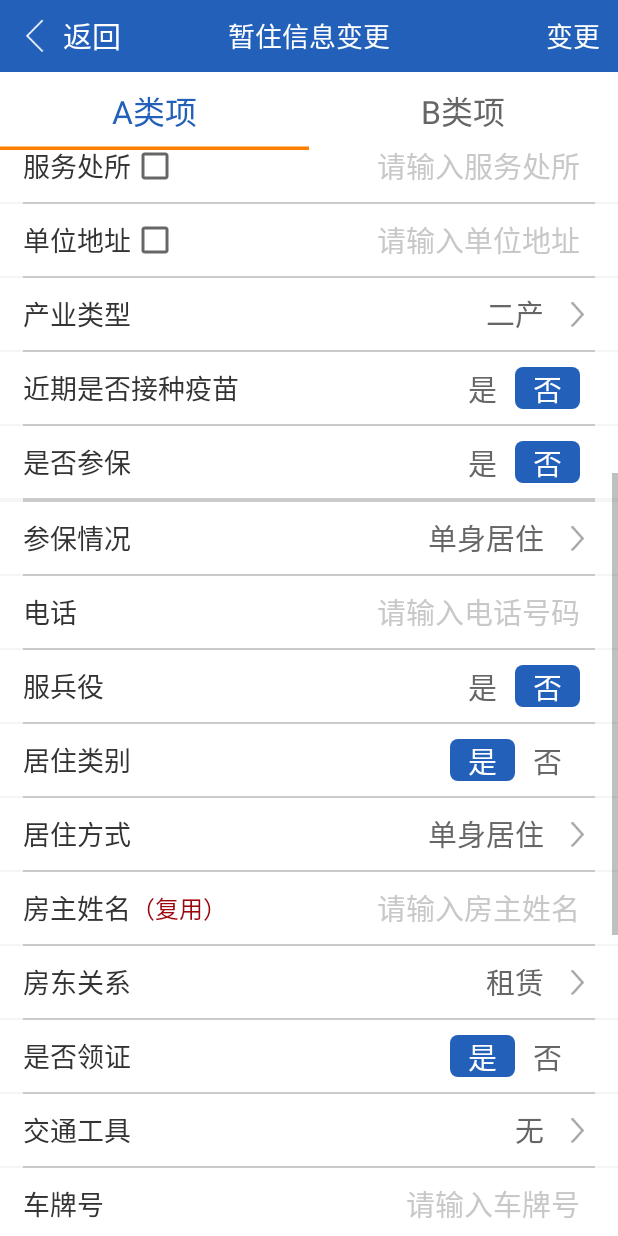
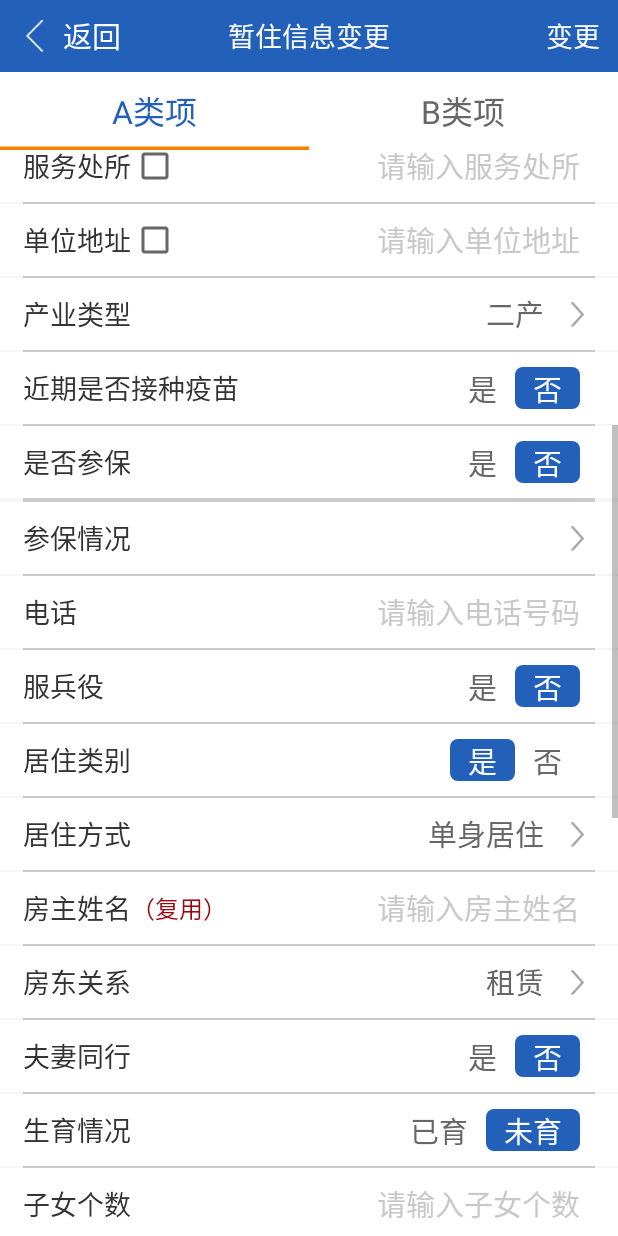
Before and after one commit to Frank628/PopulationInfo_Android, an Android app: the HandleIDActivity screen opened directly, with no data from a screen before it, scrolled down 506 dp, on a phone screen of 412 x 824 dp. Run offline under Robolectric (Android 15) with nearby library versions, the phone set to English and light mode, and no system bars.

Commit message:
20161109凌晨家中提交

```diff
--- a/populationInfo_Android/src/main/java/com/jinchao/population/config/Constants.java
+++ b/populationInfo_Android/src/main/java/com/jinchao/population/config/Constants.java
@@ -68,5 +68,6 @@
 	public static final String[] LAODONGHETONGQIANDING={"未签","一年以下","一年及以上"};
 	public static final String[] HUYUZHENGMING={"全国婚育证明","本地管理服务卡","无"};
 	public static final String[] CANBAOZHONGLEI={"养老","医疗","失业","工伤","生育","农保"};
+    public static final String[] GUANXIREN={"配偶","子女","父母","兄弟姐妹","其他"};
 	public static final String IS_FROM_REALPOPULATION="IS_FROM_REALPOPULATION";//是否来自实有人口
 }
--- a/populationInfo_Android/src/main/res/layout/layout_handle_a.xml
+++ b/populationInfo_Android/src/main/res/layout/layout_handle_a.xml
@@ -343,6 +343,7 @@
                 android:hint="请输入室号"
                 android:textColorHint="@color/title4"
                 android:background="@color/white"
+                android:maxLength="4"
                 android:singleLine="true"
                 android:paddingRight="10dp"
                 android:inputType="number"
@@ -384,6 +385,7 @@
                 android:textColorHint="@color/title4"
                 android:background="@color/white"
                 android:inputType="text"
+                android:maxLength="25"
                 android:singleLine="true"
                 android:paddingRight="10dp"
                 />
@@ -450,7 +452,7 @@
                 android:textColor="@color/title1"
                 android:gravity="center_vertical"
                 android:layout_centerVertical="true"
-                android:text="暂住事由"
+                android:text="居住事由"
                 />
             <TextView
                 android:id="@+id/tv_zanzhushiyou"
@@ -503,6 +505,7 @@
                 android:background="@color/white"
                 android:inputType="text"
                 android:singleLine="true"
+                android:maxLength="25"
                 android:paddingRight="10dp"
                 />
         </RelativeLayout>
@@ -542,6 +545,7 @@
                 android:textColorHint="@color/title4"
                 android:background="@color/white"
                 android:inputType="text"
+                android:maxLength="25"
                 android:singleLine="true"
                 android:paddingRight="10dp"
                 />
@@ -778,7 +782,6 @@
                 android:singleLine="true"
                 android:drawableRight="@drawable/ico_search_next"
                 android:drawablePadding="10dp"
-                android:text="单身居住"
                 />
         </RelativeLayout>
         <View
@@ -816,7 +819,8 @@
                 android:hint="请输入电话号码"
                 android:textColorHint="@color/title4"
                 android:background="@color/white"
-                android:inputType="phone"
+                android:inputType="number"
+                android:maxLength="12"
                 android:singleLine="true"
                 android:paddingRight="10dp"
                 />
@@ -1026,6 +1030,7 @@
                 android:textColorHint="@color/title4"
                 android:background="@color/white"
                 android:inputType="text"
+                android:maxLength="30"
                 android:singleLine="true"
                 android:paddingRight="10dp"
                 />
@@ -1081,7 +1086,6 @@
             android:layout_width="match_parent"
             android:layout_height="wrap_content"
             android:orientation="vertical"
-            android:visibility="gone"
             >
             <RelativeLayout
                 android:layout_width="match_parent"
@@ -1231,7 +1235,7 @@
                     android:background="@color/white"
                     android:inputType="number"
                     android:singleLine="true"
-                    android:maxLength="3"
+                    android:maxLength="2"
                     android:paddingRight="10dp"
                     />
             </RelativeLayout>
@@ -1545,6 +1549,7 @@
                 android:textColorHint="@color/title4"
                 android:background="@color/white"
                 android:inputType="number"
+                android:maxLength="10"
                 android:singleLine="true"
                 android:paddingRight="10dp"
                 />
@@ -1613,13 +1618,24 @@
                 android:text="来苏日期"
                 />
             <TextView
+                android:id="@+id/tv_lefmiddlelsrq"
+                android:layout_width="wrap_content"
+                android:layout_height="wrap_content"
+                android:textSize="@dimen/micro_size"
+                android:textColor="@color/red"
+                android:gravity="center_vertical"
+                android:layout_centerVertical="true"
+                android:layout_toRightOf="@+id/tv_leftlsrq"
+                android:text="（复用）"
+                />
+            <TextView
                 android:id="@+id/tv_lsrq"
                 android:layout_width="match_parent"
                 android:layout_height="match_parent"
                 android:gravity="center_vertical|right"
                 android:textSize="@dimen/small_middle_size"
                 android:textColor="@color/title2"
-                android:layout_toRightOf="@+id/tv_leftlsrq"
+                android:layout_toRightOf="@+id/tv_lefmiddlelsrq"
                 android:singleLine="true"
                 android:drawableRight="@drawable/ico_search_next"
                 android:drawablePadding="10dp"
@@ -1699,6 +1715,7 @@
                 android:textColorHint="@color/title4"
                 android:background="@color/white"
                 android:inputType="number"
+                android:maxLength="15"
                 android:singleLine="true"
                 android:paddingRight="10dp"
                 />
@@ -1739,6 +1756,7 @@
                 android:textColorHint="@color/title4"
                 android:background="@color/white"
                 android:inputType="text"
+                android:maxLength="64"
                 android:singleLine="true"
                 android:paddingRight="10dp"
                 />
@@ -1820,6 +1838,7 @@
                 android:background="@color/white"
                 android:inputType="text"
                 android:singleLine="true"
+                android:maxLength="64"
                 android:paddingRight="10dp"
                 />
         </RelativeLayout>
```
Also changed, not shown: populationInfo_Android/src/main/java/com/jinchao/population/base/BaseHandleIDActivity.java (+30 -0 lines), populationInfo_Android/src/main/java/com/jinchao/population/mainmenu/HandleIDActivity.java (+68 -9 lines), populationInfo_Android/src/main/java/com/jinchao/population/utils/CommonUtils.java (+29 -1 lines), populationInfo_Android/src/main/res/layout/activity_register_idcard.xml (+11 -8 lines), 190 other files.
